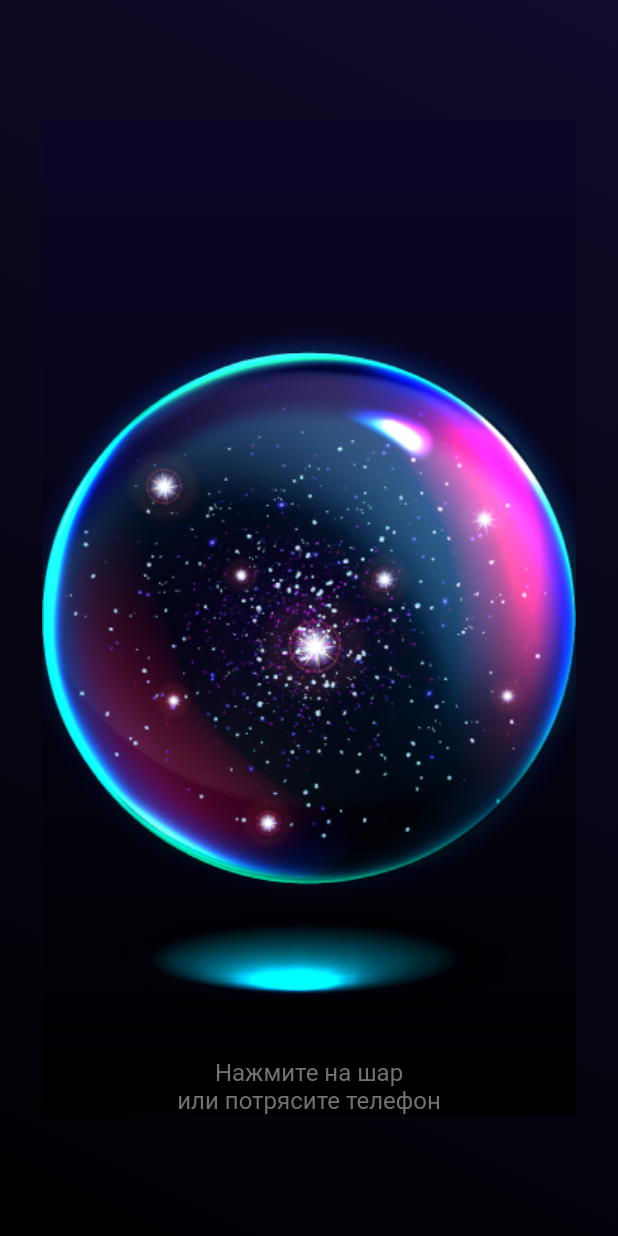
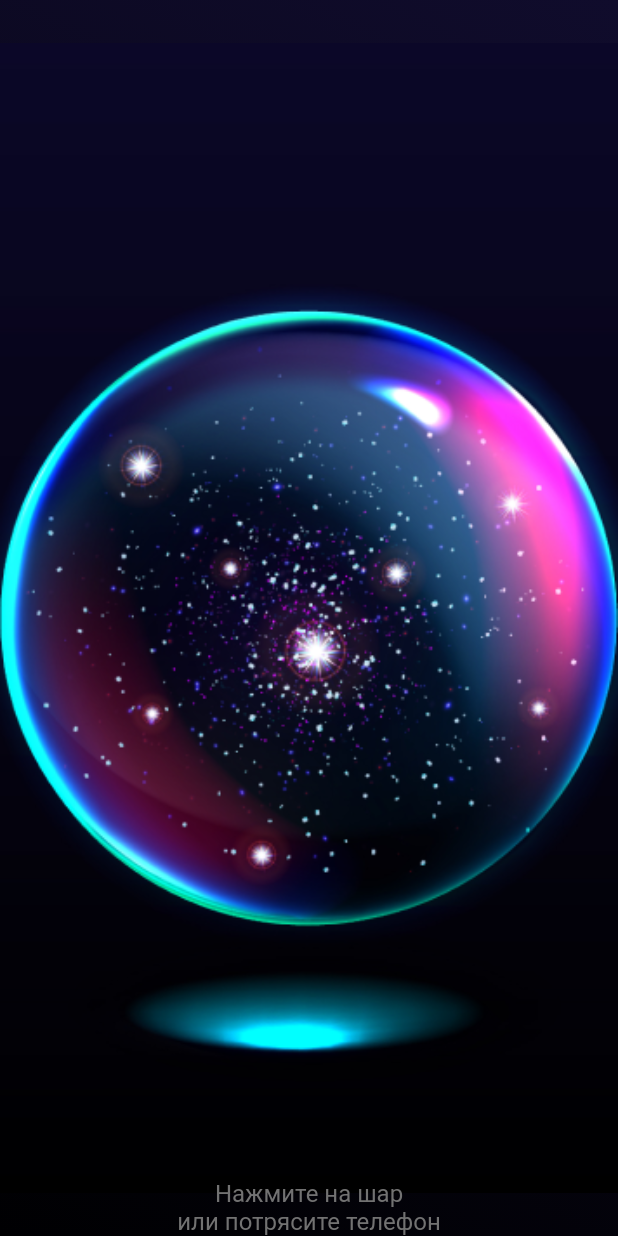
Before and after one commit to NastyaB3/surf-flutter-courses, a Flutter app: the screen it shows after launch, on a phone screen of 412 x 824 dp. Run offline on Flutter 3.47's test engine with Material 2 defaults, Android fonts, the phone set to English and light mode, and no system bars; our stand-ins replace bloc, dio, flutter_bloc, shared_preferences; missing offline and left inert: shake.

Commit message:
task 15: Magic ball

```diff
--- a/flutterapp/lib/15-task/cubit/ball_cubit.dart
+++ b/flutterapp/lib/15-task/cubit/ball_cubit.dart
@@ -12,6 +12,8 @@ class BallCubit extends Cubit<BallState> {
   Future<void> getAnswer() async {
     emit(BallLoading());
     try {
+      Duration duration = const Duration(milliseconds: 300);
+      await Future.delayed(duration);
       final res = await _repository.getResultBall();
       emit(
         BallSuccess(
--- a/flutterapp/lib/15-task/main.dart
+++ b/flutterapp/lib/15-task/main.dart
@@ -3,6 +3,7 @@ import 'package:flutter_bloc/flutter_bloc.dart';
 import 'package:flutterapp/15-task/cubit/ball_cubit.dart';
 import 'package:flutterapp/15-task/data/repository/repository.dart';
 import 'package:flutterapp/15-task/screens/ball_screen.dart';
+import 'package:flutterapp/15-task/utils/custom_colors.dart';
 
 void main() {
   runApp(const MyApp());
@@ -19,10 +20,24 @@ class MyApp extends StatelessWidget {
         create: (BuildContext context) => BallRepository(),
         child: BlocProvider(
           create: (context) => BallCubit(context.read<BallRepository>()),
-          child: const MaterialApp(
+          child: MaterialApp(
             debugShowCheckedModeBanner: false,
             title: 'Magic Ball',
-            home: BallScreen(),
+            theme: ThemeData(
+              textTheme: const TextTheme(
+                titleMedium: TextStyle(
+                  fontSize: 16,
+                  fontWeight: FontWeight.w400,
+                  color: CustomColors.colorGray,
+                ),
+                titleLarge: TextStyle(
+                  fontSize: 56,
+                  fontWeight: FontWeight.w400,
+                  color: Colors.white,
+                ),
+              ),
+            ),
+            home: const BallScreen(),
           ),
         ),
       ),
--- /dev/null
+++ b/flutterapp/lib/15-task/screens/background_widget.dart
@@ -0,0 +1,26 @@
+import 'package:flutter/material.dart';
+import '../utils/images.dart';
+
+class BackgroundWidget extends StatelessWidget {
+  final Widget child;
+
+  const BackgroundWidget({
+    super.key,
+    required this.child,
+  });
+
+  @override
+  Widget build(BuildContext context) {
+    return Stack(
+      children: [
+        Positioned.fill(
+          child: Image.asset(
+            Images.backgroundSuccessImage,
+            fit: BoxFit.cover,
+          ),
+        ),
+        Positioned.fill(child: child),
+      ],
+    );
+  }
+}
--- a/flutterapp/lib/15-task/screens/ball_screen.dart
+++ b/flutterapp/lib/15-task/screens/ball_screen.dart
@@ -1,10 +1,11 @@
 import 'package:flutter/material.dart';
 import 'package:flutter_bloc/flutter_bloc.dart';
 import 'package:flutterapp/15-task/cubit/ball_cubit.dart';
-import 'package:flutterapp/15-task/data/repository/repository.dart';
+import 'package:flutterapp/15-task/screens/background_widget.dart';
 import 'package:flutterapp/15-task/utils/custom_colors.dart';
+import 'package:flutterapp/15-task/utils/loader.dart';
 import 'package:flutterapp/15-task/utils/styles.dart';
-
+import 'package:shake/shake.dart';
 import '../utils/images.dart';
 
 class BallScreen extends StatefulWidget {
@@ -14,16 +15,53 @@ class BallScreen extends StatefulWidget {
   State<BallScreen> createState() => _BallScreenState();
 }
 
-class _BallScreenState extends State<BallScreen> {
+class _BallScreenState extends State<BallScreen> with TickerProviderStateMixin {
+  late final AnimationController _controller = AnimationController(
+    duration: const Duration(milliseconds: 300),
+    vsync: this,
+  )..forward();
+  late final Animation<double> _animation = CurvedAnimation(
+    parent: _controller,
+    curve: Curves.ease,
+  );
+  late final AnimationController _secondController;
+
+  late final Animation<double> _animationSecond;
+  late ShakeDetector detector;
+
+  @override
+  void initState() {
+    _secondController = AnimationController(
+      duration: const Duration(milliseconds: 300),
+      vsync: this,
+    )..forward();
+    _animationSecond = CurvedAnimation(
+      parent: _secondController,
+      curve: Curves.easeIn,
+    );
+    detector = ShakeDetector.waitForStart(
+      onPhoneShake: () async {
+        await context.read<BallCubit>().getAnswer();
+      },
+    );
+    super.initState();
+  }
+
+  @override
+  void dispose() {
+    _controller.dispose();
+    _secondController.dispose();
+    super.dispose();
+  }
+
   @override
   Widget build(BuildContext context) {
-    final repository = context.read<BallRepository>();
-
     return SafeArea(
       child: Scaffold(
         body: BlocBuilder<BallCubit, BallState>(
           builder: (context, state) {
-            return switch (state) {
+            return BackgroundWidget(
+              child: switch (state) {
                 BallInitial() => Container(
                     decoration: const BoxDecoration(
                       gradient: LinearGradient(
@@ -35,15 +73,28 @@ class _BallScreenState extends State<BallScreen> {
                         end: Alignment.bottomLeft,
                       ),
                     ),
-                  child: Center(
                     child: Stack(
                       alignment: Alignment.bottomCenter,
                       children: [
-                        InkWell(
-                          child: Image.asset(Images.backgroundImage),
+                        Positioned.fill(
+                          child: FadeTransition(
+                            opacity: _animationSecond,
+                            child: InkWell(
+                              child: Image.asset(
+                                Images.backgroundImage,
+                                fit: BoxFit.fitWidth,
+                              ),
                               onTap: () async {
+                                _secondController
+                                    .addStatusListener((status) async {
+                                  if (status == AnimationStatus.dismissed) {
                                     await context.read<BallCubit>().getAnswer();
+                                  }
+                                });
+                                _secondController.reverse();
                               },
+                            ),
+                          ),
                         ),
                         Text(
                           'Нажмите на шар \nили потрясите телефон',
@@ -53,38 +104,27 @@ class _BallScreenState extends State<BallScreen> {
                       ],
                     ),
                   ),
-                ),
-              BallSuccess() => Stack(children: [
-                  Positioned.fill(
-                      child: Image.asset(
-                    Images.backgroundSuccessImage,
-                    fit: BoxFit.cover,
-                  )),
-                  Center(
+                BallSuccess() => Center(
+                    child: FadeTransition(
+                      opacity: _animation,
                       child: Text(
                         state.result.reading,
                         style: Styles.header,
                         textAlign: TextAlign.center,
                       ),
-                  )
-                ]),
+                    ),
+                  ),
                 BallError() => Text(
                     'Error. Try again',
                     style: Styles.header.copyWith(
                       color: Colors.red,
                     ),
                   ),
-              BallLoading() => Stack(
-                  children: [
-                    Positioned.fill(
-                        child: Image.asset(
-                      Images.backgroundSuccessImage,
-                      fit: BoxFit.cover,
-                    )),
-                    const Center(child: CircularProgressIndicator()),
-                  ],
+                BallLoading() => const Center(
+                    child: LoaderWidget(),
                   ),
-            };
+              },
+            );
           },
         ),
       ),
--- a/flutterapp/lib/15-task/utils/images.dart
+++ b/flutterapp/lib/15-task/utils/images.dart
@@ -1,5 +1,5 @@
 abstract class Images{
   static String backgroundImage = 'assets/images/background_image.png';
   static String backgroundSuccessImage = 'assets/images/background_success.png';
-
+  static String loaderImage = 'assets/images/loader.png';
 }
--- a/flutterapp/pubspec.yaml
+++ b/flutterapp/pubspec.yaml
@@ -36,6 +36,7 @@ dependencies:
   shared_preferences: ^2.2.2
   provider: ^6.0.5
   dio: ^5.3.3
+  shake: ^2.2.0
 
 
 dev_dependencies:
```
Also changed, not shown: flutterapp/lib/15-task/utils/loader.dart (added, +42 -0 lines), Simulator Screen Shot - iPhone 12 - 2023-11-13 at 15.28.04.png (added), Simulator Screen Shot - iPhone 12 - 2023-11-13 at 15.28.25.png (added), flutterapp/pubspec.lock, 1 other file. Lines whose indentation alone changed are shown as unchanged.
